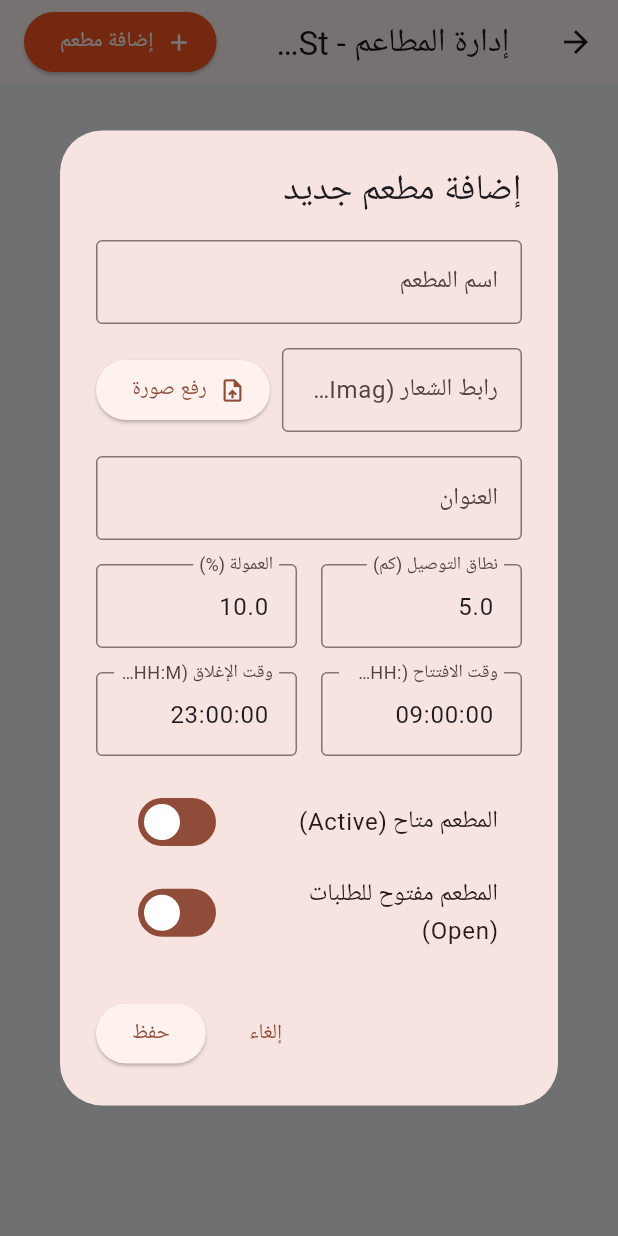
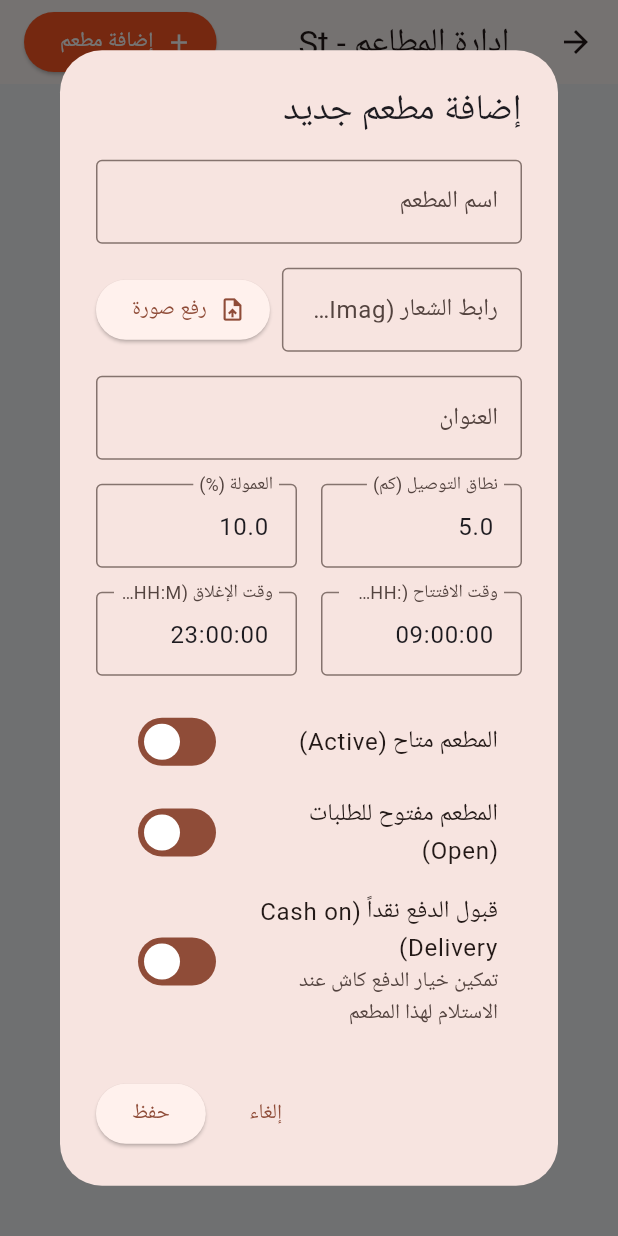
Before and after one commit to marerwis/azuma, a Flutter app: the StoresScreen screen opened directly, after a tap on "إضافة مطعم", on a phone screen of 412 x 824 dp. Run offline on Flutter 3.47's test engine with Material 3 defaults, Android fonts, the phone set to English and light mode, and no system bars; our stand-ins replace flutter_riverpod, google_fonts, image_picker, supabase_flutter; accounts and stored records are empty; Roboto replaces fonts that are missing (Cairo).

Commit message:
feat(stores): add accepts_cash store configuration and admin UI toggle

```diff
--- a/admin_panel/lib/features/stores/stores_screen.dart
+++ b/admin_panel/lib/features/stores/stores_screen.dart
@@ -46,6 +46,7 @@ class StoresScreen extends ConsumerWidget {
                     DataColumn(label: Text('العنوان')),
                     DataColumn(label: Text('العمولة (%)')),
                     DataColumn(label: Text('أوقات العمل')),
+                    DataColumn(label: Text('الدفع كاش')),
                     DataColumn(label: Text('الحالة')),
                     DataColumn(label: Text('الإجراءات')),
                   ],
@@ -72,6 +73,12 @@ class StoresScreen extends ConsumerWidget {
                         DataCell(Text(store['address'] ?? '')),
                         DataCell(Text(store['commission_rate']?.toString() ?? '10.0')),
                         DataCell(Text('${store['opening_time'] ?? '--:--'} - ${store['closing_time'] ?? '--:--'}')),
+                        DataCell(
+                          Chip(
+                            label: Text(store['accepts_cash'] != false ? 'متاح' : 'غير متاح', style: const TextStyle(color: Colors.white, fontSize: 12)),
+                            backgroundColor: store['accepts_cash'] != false ? Colors.teal : Colors.blueGrey,
+                          ),
+                        ),
                         DataCell(
                           Chip(
                             label: Text(isOpen ? 'مفتوح' : 'مغلق', style: const TextStyle(color: Colors.white)),
@@ -163,6 +170,7 @@ class _AddEditStoreDialogState extends State<_AddEditStoreDialog> {
   late TextEditingController _imageUrlController;
   bool _isActive = true;
   bool _isOpen = true;
+  bool _acceptsCash = true;
   bool _isLoading = false;
   bool _isUploading = false;
   final ImagePicker _picker = ImagePicker();
@@ -179,6 +187,7 @@ class _AddEditStoreDialogState extends State<_AddEditStoreDialog> {
     _imageUrlController = TextEditingController(text: widget.store?['image_url'] ?? '');
     _isActive = widget.store?['is_active'] ?? true;
     _isOpen = widget.store?['is_open'] ?? true;
+    _acceptsCash = widget.store?['accepts_cash'] ?? true;
   }
 
   @override
@@ -270,6 +279,12 @@ class _AddEditStoreDialogState extends State<_AddEditStoreDialog> {
                   value: _isOpen,
                   onChanged: (val) => setState(() => _isOpen = val),
                 ),
+                SwitchListTile(
+                  title: const Text('قبول الدفع نقداً (Cash on Delivery)'),
+                  subtitle: const Text('تمكين خيار الدفع كاش عند الاستلام لهذا المطعم'),
+                  value: _acceptsCash,
+                  onChanged: (val) => setState(() => _acceptsCash = val),
+                ),
               ],
             ),
           ),
@@ -299,6 +314,7 @@ class _AddEditStoreDialogState extends State<_AddEditStoreDialog> {
           'closing_time': _closingTimeController.text,
           'is_active': _isActive,
           'is_open': _isOpen,
+          'accepts_cash': _acceptsCash,
           // Defaults for latitude/longitude as admin usually sets address and a map picker sets coords
           'latitude': 32.115,
           'longitude': 20.082,
```
Also changed, not shown: 2 other files.
